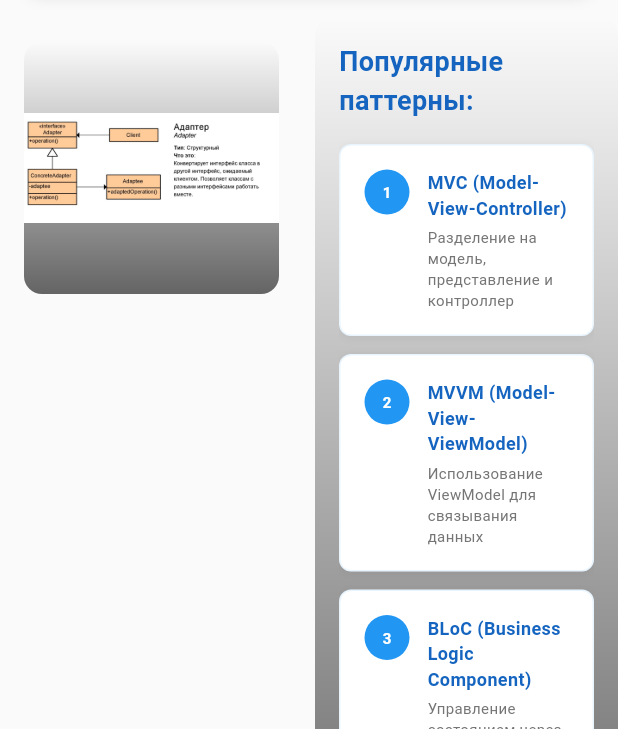
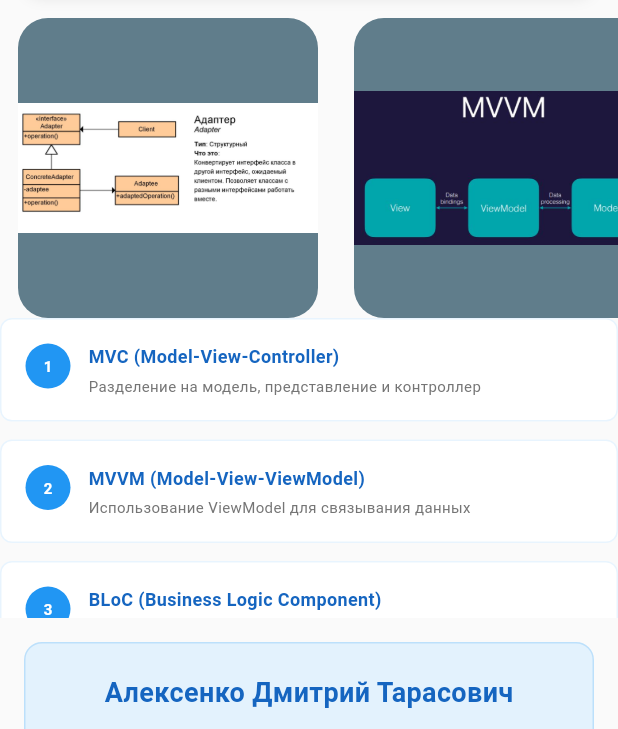
Before and after one commit to KripMechnik/FlutterPracs, a Flutter app: the screen it shows after launch, on a phone screen of 412 x 824 dp, the part 507-1236 px from its top. Run offline on Flutter 3.47's test engine with Material 3 defaults, Android fonts, the light colour scheme and no system bars.

Commit message:
Prac 4 done

```diff
--- a/lib/src/features/home/ui/home_screen.dart
+++ b/lib/src/features/home/ui/home_screen.dart
@@ -13,6 +13,40 @@ class HomeScreenState extends State<HomeScreen> {
 
   String imageName = "assets/images/patterns/adapter_image.png";
 
+  final images = const [
+    "assets/images/patterns/adapter_image.png",
+    "assets/images/patterns/mvvm_image.jpeg",
+    "assets/images/patterns/block_image.png",
+    "assets/images/patterns/adapter_image.png"
+  ];
+
+  final patterns = [
+    {
+      'number': '1',
+      'title': 'MVC (Model-View-Controller)',
+      'description': 'Разделение на модель, представление и контроллер',
+      'image_url': 'assets/images/patterns/mvc_image.jpg'
+    },
+    {
+      'number': '2',
+      'title': 'MVVM (Model-View-ViewModel)',
+      'description': 'Использование ViewModel для связывания данных',
+      'image_url': 'assets/images/patterns/mvvm_image.jpeg'
+    },
+    {
+      'number': '3',
+      'title': 'BLoC (Business Logic Component)',
+      'description': 'Управление состоянием через потоки и события',
+      'image_url': 'assets/images/patterns/block_image.png'
+    },
+    {
+      'number': '4',
+      'title': 'Adapter',
+      'description': 'Использование несовместимых типов данных посредством приведения одного к другому',
+      'image_url': 'assets/images/patterns/adapter_image.png'
+    },
+  ];
+
   @override
   Widget build(BuildContext context) {
     return Scaffold(
@@ -26,20 +60,9 @@ class HomeScreenState extends State<HomeScreen> {
 
               _buildSoftwareCard(),
 
-              Row(
-                crossAxisAlignment: CrossAxisAlignment.start,
-                children: [
-                  Expanded(
-                    flex: 2,
-                    child: _buildImageSection(),
-                  ),
-                  const SizedBox(width: 8),
-                  Expanded(
-                    flex: 2,
-                    child: _buildPatternsList(),
-                  ),
-                ],
-              ),
+              _buildImageSection(),
+
+              _buildPatternsList(),
 
               _buildDeveloperInfo(),
             ],
@@ -132,103 +155,37 @@ class HomeScreenState extends State<HomeScreen> {
   }
 
   Widget _buildImageSection() {
+    return SizedBox(
+      height: 200,
+      child: ListView.builder(
+        scrollDirection: Axis.horizontal,
+        itemCount: images.length,
+        itemBuilder: (context, index) {
           return Container(
+              width: 200,
               height: 200,
-      width: 200,
-      padding: EdgeInsets.all(16),
-      child: Container(
+              margin: EdgeInsets.only(right: 12, left: 12),
               decoration: BoxDecoration(
-          borderRadius: BorderRadius.circular(12),
-          gradient: LinearGradient(
-            begin: Alignment.bottomCenter,
-            end: Alignment.topCenter,
-            colors: [
-              Colors.black.withValues(alpha: 0.6),
-              Colors.transparent,
-            ],
+                  color: Colors.blueGrey,
+                  borderRadius: BorderRadius.circular(20)
               ),
-        ),
-        child: Center(
-          child: Image.asset(
-            imageName,
-            fit: BoxFit.cover,
-          ),
-        ),
+              child: Image.asset(images[index])
+          );
+        },
       ),
     );
   }
 
+
   Widget _buildPatternsList() {
-    final patterns = [
-      {
-        'number': '1',
-        'title': 'MVC (Model-View-Controller)',
-        'description': 'Разделение на модель, представление и контроллер',
-        'image_url': 'assets/images/patterns/mvc_image.jpg'
-      },
-      {
-        'number': '2',
-        'title': 'MVVM (Model-View-ViewModel)',
-        'description': 'Использование ViewModel для связывания данных',
-        'image_url': 'assets/images/patterns/mvvm_image.jpeg'
-      },
-      {
-        'number': '3',
-        'title': 'BLoC (Business Logic Component)',
-        'description': 'Управление состоянием через потоки и события',
-        'image_url': 'assets/images/patterns/block_image.png'
-      },
-      {
-        'number': '4',
-        'title': 'Adapter',
-        'description': 'Использование несовместимых типов данных посредством приведения одного к другому',
-        'image_url': 'assets/images/patterns/adapter_image.png'
-      },
-    ];
-
-    return Container(
-      height: 600,
-      padding: EdgeInsetsGeometry.all(16),
-      decoration: BoxDecoration(
-        borderRadius: BorderRadius.circular(12),
-        gradient: LinearGradient(
-          begin: Alignment.bottomCenter,
-          end: Alignment.topCenter,
-          colors: [
-            Colors.black.withValues(alpha: 0.6),
-            Colors.transparent,
-          ],
-        ),
-      ),
-      child: SingleChildScrollView(
-        child: Column(
-          crossAxisAlignment: CrossAxisAlignment.start,
-          children: [
-            Text(
-              'Популярные паттерны:',
-              style: TextStyle(
-                fontSize: 18,
-                fontWeight: FontWeight.bold,
-                color: Colors.blue[800],
-              ),
-            ),
-            const SizedBox(height: 16),
-            ...patterns.map((pattern) => _buildPatternItem(
-                pattern['number']!,
-                pattern['title']!,
-                pattern['description']!,
-                pattern['image_url']!
-            )),
-          ],
-        ),
-      )
-    );
-  }
-
-  Widget _buildPatternItem(String number, String title, String description, String imageUrl) {
+    return SizedBox(
+      height: 200,
+      child: ListView.builder(
+        itemCount: patterns.length,
+        itemBuilder: (context, index) {
           return InkWell(
             onTap: () {
-        _handleTap(imageUrl);
+              _handleTap(patterns[index]['title']!);
             },
             child: Container(
               margin: const EdgeInsets.only(bottom: 12),
@@ -236,13 +193,6 @@ class HomeScreenState extends State<HomeScreen> {
               decoration: BoxDecoration(
                 color: Colors.white,
                 borderRadius: BorderRadius.circular(8),
-          boxShadow: [
-            BoxShadow(
-              color: Colors.black.withOpacity(0.05),
-              blurRadius: 4,
-              offset: const Offset(0, 1),
-            ),
-          ],
                 border: Border.all(
                   color: Colors.blue.withOpacity(0.1),
                   width: 1,
@@ -260,7 +210,7 @@ class HomeScreenState extends State<HomeScreen> {
                     ),
                     child: Center(
                       child: Text(
-                  number,
+                        patterns[index]["number"]!,
                         style: const TextStyle(
                           color: Colors.white,
                           fontWeight: FontWeight.bold,
@@ -275,7 +225,7 @@ class HomeScreenState extends State<HomeScreen> {
                       crossAxisAlignment: CrossAxisAlignment.start,
                       children: [
                         Text(
-                    title,
+                          patterns[index]["title"]!,
                           style: TextStyle(
                             fontSize: 12,
                             fontWeight: FontWeight.w600,
@@ -284,7 +234,7 @@ class HomeScreenState extends State<HomeScreen> {
                         ),
                         const SizedBox(height: 4),
                         Text(
-                    description,
+                          patterns[index]["description"]!,
                           style: TextStyle(
                             fontSize: 10,
                             color: Colors.grey[600],
@@ -295,6 +245,9 @@ class HomeScreenState extends State<HomeScreen> {
                   ),
                 ],
               ),
+            ),
+          );
+        },
       ),
     );
   }
@@ -334,9 +287,16 @@ class HomeScreenState extends State<HomeScreen> {
     );
   }
 
-  void _handleTap(String imageUrl){
-    setState(() {
-      imageName = imageUrl;
-    });
+  void _handleTap(String title){
+    ScaffoldMessenger.of(context).showSnackBar(
+      SnackBar( content: Text(title),
+        action: SnackBarAction(
+          label: 'UNDO',
+          onPressed: () {
+
+          },
+        ),
+        duration: const Duration(seconds: 3),
+      ), );
   }
 }
```
Lines whose indentation alone changed are shown as unchanged.
